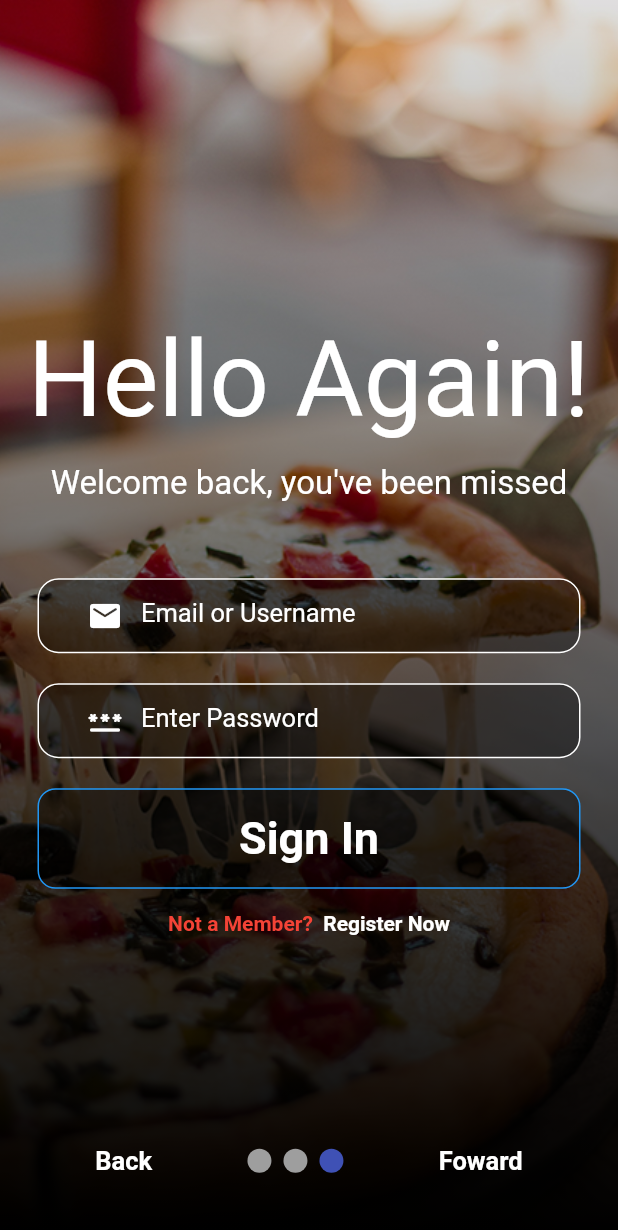
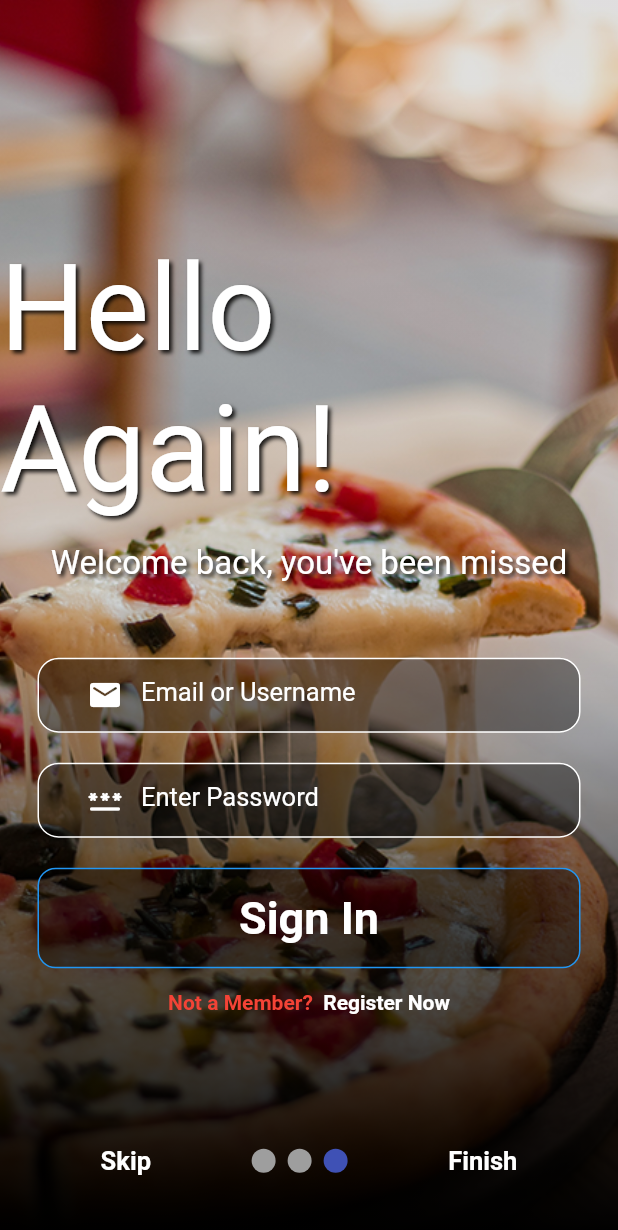
Before and after one commit to OscarNii/Flutter-PizzaApp-, a Flutter app: the screen it shows after launch, swiped to page 3, on a phone screen of 412 x 824 dp. Shown: the top 1230 px of the screen. Run offline on Flutter 3.47's test engine with Material 2 defaults, Android fonts, the light colour scheme and no system bars; drawn by our look-alikes of smooth_page_indicator; our stand-ins replace google_fonts; Roboto replaces fonts that are missing (Acme).

Commit message:
Logins Updates

```diff
--- a/lib/screens/pages/page1.dart
+++ b/lib/screens/pages/page1.dart
@@ -14,7 +14,7 @@ class Page1 extends StatelessWidget {
           shaderCallback: (bounds) => LinearGradient(
             colors: [Colors.black, Colors.black12],
             begin: Alignment.bottomCenter,
-            end: Alignment.topCenter,
+            end: Alignment.center,
           ).createShader(bounds),
           blendMode: BlendMode.darken,
           child: Container(
--- a/lib/screens/pages/page2.dart
+++ b/lib/screens/pages/page2.dart
@@ -14,7 +14,7 @@ class Page2 extends StatelessWidget {
           shaderCallback: (bounds) => LinearGradient(
             colors: [Colors.black, Colors.black12],
             begin: Alignment.bottomCenter,
-            end: Alignment.topCenter,
+            end: Alignment.center,
           ).createShader(bounds),
           blendMode: BlendMode.darken,
           child: Container(
--- a/lib/screens/pages/page3.dart
+++ b/lib/screens/pages/page3.dart
@@ -19,7 +19,7 @@ class _Page3State extends State<Page3> {
           shaderCallback: (bounds) => LinearGradient(
             colors: [Colors.black, Colors.black12],
             begin: Alignment.bottomCenter,
-            end: Alignment.topCenter,
+            end: Alignment.center,
           ).createShader(bounds),
           blendMode: BlendMode.darken,
           child: Container(
@@ -44,7 +44,14 @@ class _Page3State extends State<Page3> {
                     style: GoogleFonts.acme(
                       textStyle: TextStyle(
                         color: Colors.white,
-                        fontSize: 70,
+                        fontSize: 80,
+                        shadows: <Shadow>[
+                          Shadow(
+                            offset: Offset(2.0, 2.0),
+                            blurRadius: 3.0,
+                            color: Colors.black87,
+                          ),
+                        ],
                       ),
                     ),
                   ),
@@ -54,6 +61,13 @@ class _Page3State extends State<Page3> {
                     style: TextStyle(
                       fontSize: 22,
                       color: Colors.white,
+                      shadows: <Shadow>[
+                        Shadow(
+                          offset: Offset(2.0, 2.0),
+                          blurRadius: 3.0,
+                          color: Colors.black87,
+                        ),
+                      ],
                     ),
                   ),
                   SizedBox(height: 50),
--- a/lib/screens/screens.dart
+++ b/lib/screens/screens.dart
@@ -1,6 +1,7 @@
 // ignore_for_file: use_key_in_widget_constructors, avoid_unnecessary_containers, prefer_const_constructors, prefer_const_literals_to_create_immutables
 
 import 'package:flutter/material.dart';
+import 'package:nice/homepage.dart';
 import 'package:nice/screens/pages/page1.dart';
 import 'package:nice/screens/pages/page2.dart';
 import 'package:nice/screens/pages/page3.dart';
@@ -13,6 +14,8 @@ class Screens extends StatefulWidget {
 
 class _ScreensState extends State<Screens> {
   final PageController _controller = PageController();
+
+  bool onLastPage = false;
   @override
   Widget build(BuildContext context) {
     return Scaffold(
@@ -21,6 +24,11 @@ class _ScreensState extends State<Screens> {
         children: [
           PageView(
             controller: _controller,
+            onPageChanged: (index) {
+              setState(() {
+                onLastPage = (index == 2);
+              });
+            },
             children: [
               Page1(),
               Page2(),
@@ -32,20 +40,53 @@ class _ScreensState extends State<Screens> {
             child: Row(
               mainAxisAlignment: MainAxisAlignment.spaceEvenly,
               children: [
-                Text(
-                  'Back',
+                GestureDetector(
+                  onTap: () {
+                    _controller.jumpToPage(2);
+                  },
+                  child: Text(
+                    'Skip',
                     style: TextStyle(
                         fontSize: 17,
                         color: Colors.white,
                         fontWeight: FontWeight.bold),
                   ),
+                ),
                 SmoothPageIndicator(controller: _controller, count: 3),
-                Text(
-                  'Foward',
+                onLastPage
+                    ? GestureDetector(
+                        onTap: () {
+                          Navigator.push(
+                            context,
+                            MaterialPageRoute(
+                              builder: (context) {
+                                return HomePage();
+                              },
+                            ),
+                          );
+                        },
+                        child: Text(
+                          'Finish',
                           style: TextStyle(
                               fontSize: 17,
                               color: Colors.white,
                               fontWeight: FontWeight.bold),
+                        ),
+                      )
+                    : GestureDetector(
+                        onTap: () {
+                          _controller.nextPage(
+                            duration: Duration(milliseconds: 300),
+                            curve: Curves.easeIn,
+                          );
+                        },
+                        child: Text(
+                          'Forward',
+                          style: TextStyle(
+                              fontSize: 17,
+                              color: Colors.white,
+                              fontWeight: FontWeight.bold),
+                        ),
                       ),
               ],
             ),
```
Also changed, not shown: lib/homepage.dart (added, +16 -0 lines). Lines whose indentation alone changed are shown as unchanged.
